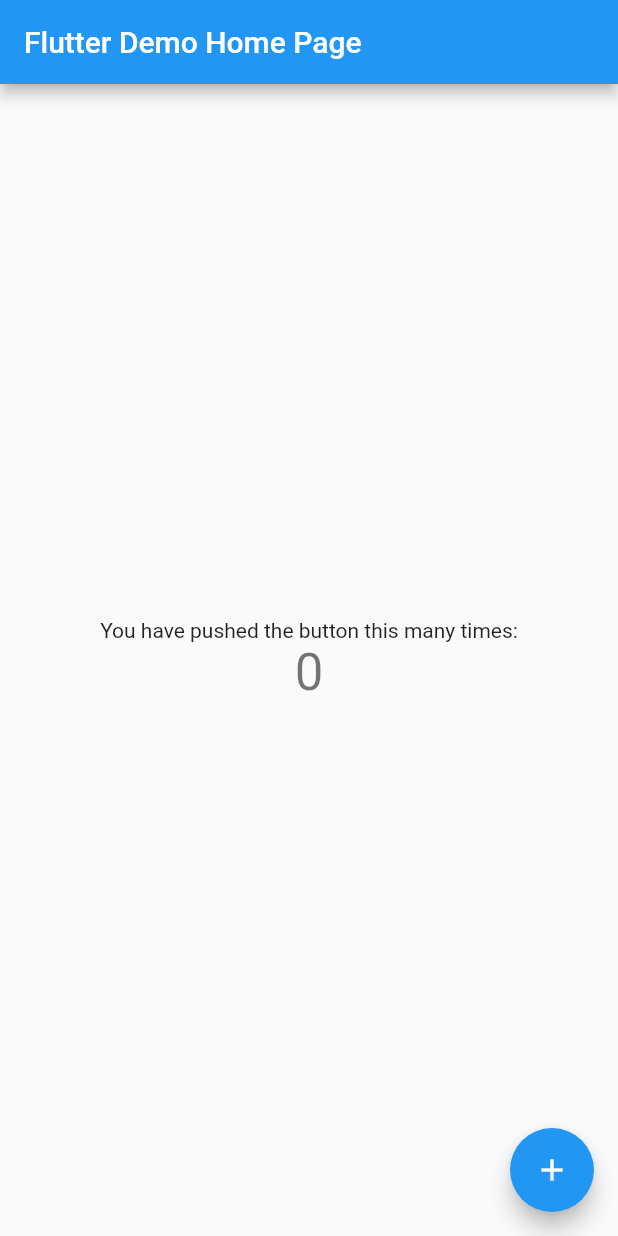
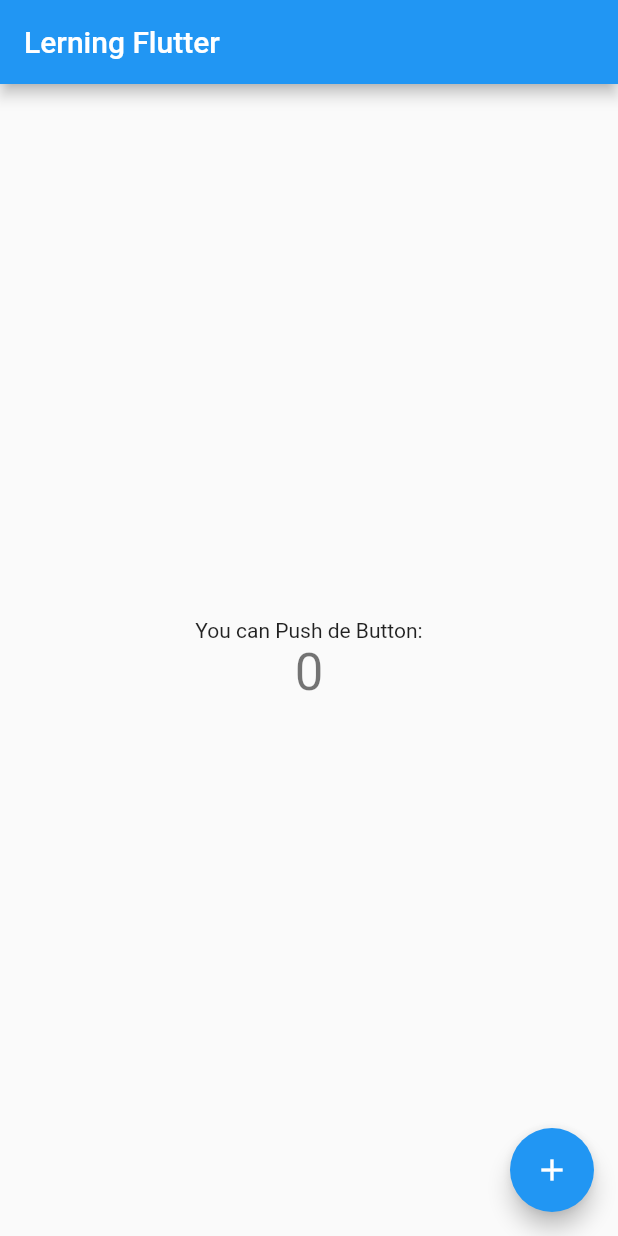
Before and after one commit to gquende/learningFlutter, a Flutter app: the screen it shows after launch, on a phone screen of 412 x 824 dp. Run offline on Flutter 3.47's test engine with Material 2 defaults, Android fonts, the phone set to English and light mode, and no system bars.

Commit message:
Aula 5- Balta.io

```diff
--- a/learn/lib/main.dart
+++ b/learn/lib/main.dart
@@ -11,37 +11,16 @@ class MyApp extends StatelessWidget {
     return MaterialApp(
       title: 'Flutter Demo',
       theme: ThemeData(
-        // This is the theme of your application.
-        //
-        // Try running your application with "flutter run". You'll see the
-        // application has a blue toolbar. Then, without quitting the app, try
-        // changing the primarySwatch below to Colors.green and then invoke
-        // "hot reload" (press "r" in the console where you ran "flutter run",
-        // or simply save your changes to "hot reload" in a Flutter IDE).
-        // Notice that the counter didn't reset back to zero; the application
-        // is not restarted.
         primarySwatch: Colors.blue,
-        // This makes the visual density adapt to the platform that you run
-        // the app on. For desktop platforms, the controls will be smaller and
-        // closer together (more dense) than on mobile platforms.
         visualDensity: VisualDensity.adaptivePlatformDensity,
       ),
-      home: MyHomePage(title: 'Flutter Demo Home Page'),
+      home: MyHomePage(title: 'Lerning Flutter'),
     );
   }
 }
 
 class MyHomePage extends StatefulWidget {
   MyHomePage({Key key, this.title}) : super(key: key);
-
-  // This widget is the home page of your application. It is stateful, meaning
-  // that it has a State object (defined below) that contains fields that affect
-  // how it looks.
-
-  // This class is the configuration for the state. It holds the values (in this
-  // case the title) provided by the parent (in this case the App widget) and
-  // used by the build method of the State. Fields in a Widget subclass are
-  // always marked "final".
 
   final String title;
 
@@ -54,51 +33,23 @@ class _MyHomePageState extends State<MyHomePage> {
 
   void _incrementCounter() {
     setState(() {
-      // This call to setState tells the Flutter framework that something has
-      // changed in this State, which causes it to rerun the build method below
-      // so that the display can reflect the updated values. If we changed
-      // _counter without calling setState(), then the build method would not be
-      // called again, and so nothing would appear to happen.
       _counter++;
     });
   }
 
   @override
   Widget build(BuildContext context) {
-    // This method is rerun every time setState is called, for instance as done
-    // by the _incrementCounter method above.
-    //
-    // The Flutter framework has been optimized to make rerunning build methods
-    // fast, so that you can just rebuild anything that needs updating rather
-    // than having to individually change instances of widgets.
     return Scaffold(
       appBar: AppBar(
-        // Here we take the value from the MyHomePage object that was created by
-        // the App.build method, and use it to set our appbar title.
         title: Text(widget.title),
       ),
+
       body: Center(
-        // Center is a layout widget. It takes a single child and positions it
-        // in the middle of the parent.
         child: Column(
-          // Column is also a layout widget. It takes a list of children and
-          // arranges them vertically. By default, it sizes itself to fit its
-          // children horizontally, and tries to be as tall as its parent.
-          //
-          // Invoke "debug painting" (press "p" in the console, choose the
-          // "Toggle Debug Paint" action from the Flutter Inspector in Android
-          // Studio, or the "Toggle Debug Paint" command in Visual Studio Code)
-          // to see the wireframe for each widget.
-          //
-          // Column has various properties to control how it sizes itself and
-          // how it positions its children. Here we use mainAxisAlignment to
-          // center the children vertically; the main axis here is the vertical
-          // axis because Columns are vertical (the cross axis would be
-          // horizontal).
           mainAxisAlignment: MainAxisAlignment.center,
           children: <Widget>[
             Text(
-              'You have pushed the button this many times:',
+              'You can Push de Button:',
             ),
             Text(
               '$_counter',
```
Also changed, not shown: learn/lib/models/item.dart (added, +19 -0 lines).
